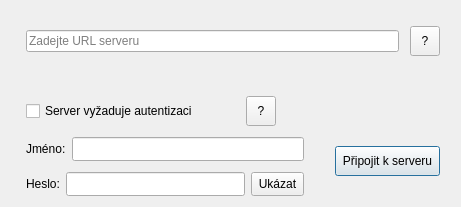
RxiPland/crypto_chat, file crypto_chat/logindialog.ui: the form before one commit.
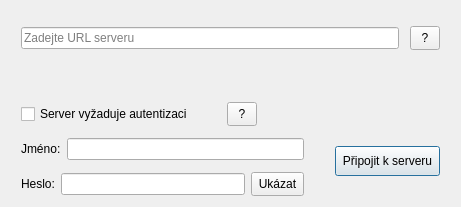
The form after the commit.

Diff of the .ui file:
```diff
--- a/crypto_chat/logindialog.ui
+++ b/crypto_chat/logindialog.ui
@@ -24,7 +24,7 @@
      </property>
      <property name="sizeHint" stdset="0">
       <size>
-       <width>15</width>
+       <width>10</width>
        <height>20</height>
       </size>
      </property>
@@ -99,7 +99,7 @@
          <property name="minimumSize">
           <size>
            <width>30</width>
-           <height>30</height>
+           <height>24</height>
           </size>
          </property>
          <property name="text">
@@ -138,28 +138,12 @@
              </property>
             </widget>
            </item>
-           <item>
-            <spacer name="horizontalSpacer_2">
-             <property name="orientation">
-              <enum>Qt::Horizontal</enum>
-             </property>
-             <property name="sizeType">
-              <enum>QSizePolicy::Fixed</enum>
-             </property>
-             <property name="sizeHint" stdset="0">
-              <size>
-               <width>10</width>
-               <height>20</height>
-              </size>
-             </property>
-            </spacer>
-           </item>
            <item>
             <widget class="QToolButton" name="toolButton_2">
              <property name="minimumSize">
               <size>
                <width>30</width>
-               <height>30</height>
+               <height>24</height>
               </size>
              </property>
              <property name="text">
@@ -177,7 +161,7 @@
              </property>
              <property name="sizeHint" stdset="0">
               <size>
-               <width>28</width>
+               <width>47</width>
                <height>20</height>
               </size>
              </property>
@@ -221,7 +205,7 @@
              <property name="minimumSize">
               <size>
                <width>0</width>
-               <height>24</height>
+               <height>0</height>
               </size>
              </property>
              <property name="maxLength">
@@ -276,7 +260,7 @@
              <property name="minimumSize">
               <size>
                <width>0</width>
-               <height>24</height>
+               <height>0</height>
               </size>
              </property>
              <property name="maxLength">
```
